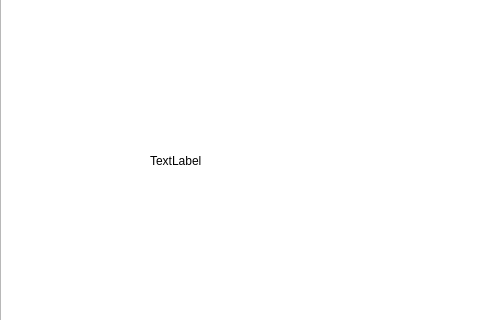
Qt form widget.ui (Justy5/Cursova_Kuchma) before a commit; both pictures show x 0 to 480 and y 119 to 439 of the 718 by 601 pixel window.
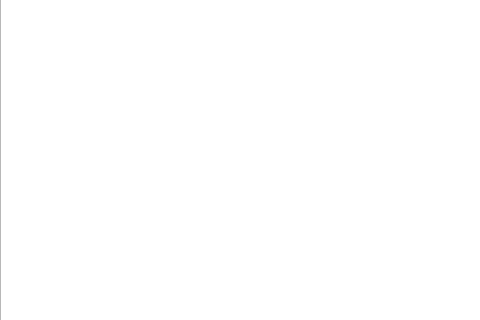
The same form after that commit.

What changed in the file:
```diff
--- a/widget.ui
+++ b/widget.ui
@@ -26,25 +26,6 @@
     </rect>
    </property>
   </widget>
-  <widget class="QLabel" name="label">
-   <property name="geometry">
-    <rect>
-     <x>150</x>
-     <y>80</y>
-     <width>400</width>
-     <height>400</height>
-    </rect>
-   </property>
-   <property name="minimumSize">
-    <size>
-     <width>400</width>
-     <height>400</height>
-    </size>
-   </property>
-   <property name="text">
-    <string>TextLabel</string>
-   </property>
-  </widget>
  </widget>
  <layoutdefault spacing="6" margin="11"/>
  <resources/>
```
